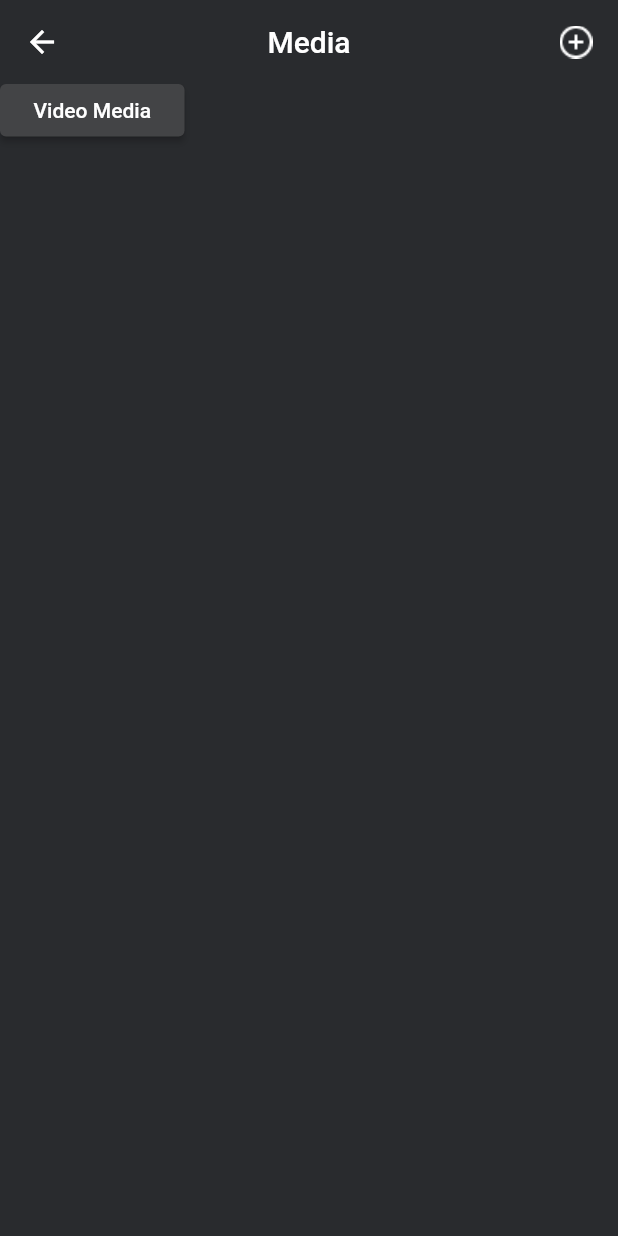
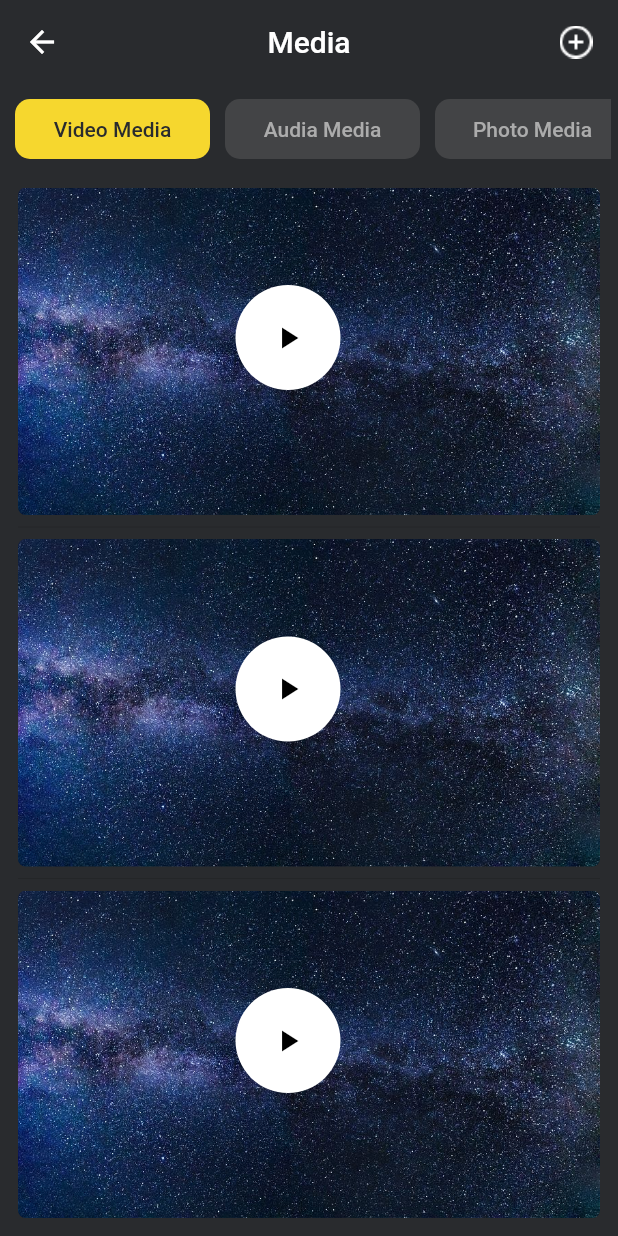
Before and after one commit to ArslanAshraf462/Task1, a Flutter app: the MediaScreen screen opened directly, on a phone screen of 412 x 824 dp. Run offline on Flutter 3.47's test engine with Material 2 defaults, Android fonts, the phone set to English and light mode, and no system bars; our stand-ins replace form_validator.

Commit message:
Changing Ui & completing media screen

```diff
--- a/lib/screens/media_screen.dart
+++ b/lib/screens/media_screen.dart
@@ -1,8 +1,30 @@
 import 'package:flutter/material.dart';
-import 'package:task1/widgets/text_widget.dart';
+import 'package:task1/screens/audio_media.dart';
+import 'package:task1/screens/photo_media.dart';
+import 'package:task1/screens/video_media.dart';
 
-class MediaScreen extends StatelessWidget {
+class MediaScreen extends StatefulWidget {
   const MediaScreen({super.key});
+
+  @override
+  State<MediaScreen> createState() => _MediaScreenState();
+}
+
+class _MediaScreenState extends State<MediaScreen> {
+  List<String> items = [
+    "Video Media",
+    "Audia Media",
+    "Photo Media",
+  ];
+  List<Widget> screens = [
+      VideoMedia(),
+      AudioMedia(),
+      PhotoMedia(),
+     ];
+
+   bool isClicked = false;
+
+    var current = 0;
 
   @override
   Widget build(BuildContext context) {
@@ -18,21 +40,67 @@ class MediaScreen extends StatelessWidget {
           Image.asset('assets/images/pluscircle.png'),
         ],
       ),
-        body: Column(
+        body: Container(
+        width: double.infinity,
+        height: double.infinity,
+        margin: const EdgeInsets.all(5),
+        child: Column(
           children: [
-           Container(
-            width: 123.0,
-            height: 35.0,
-             child: ElevatedButton(
-              onPressed: (){},
-              child: Text('Video Media'),
-              style: ElevatedButton.styleFrom(
-                backgroundColor: Color(0xff434446),
+            SizedBox(
+              width: double.infinity,
+              height: 50,
+              child: ListView.builder(
+                  physics: const BouncingScrollPhysics(),
+                  itemCount: items.length,
+                  scrollDirection: Axis.horizontal,
+                  itemBuilder: (ctx, index) {
+                    return Column(
+                      children: [
+                        GestureDetector(
+                          onTap: () {
+                            setState(() {
+                              current = index;
+                            });
+                          },
+                          child: AnimatedContainer(
+                            duration: const Duration(milliseconds: 300),
+                            margin: const EdgeInsets.all(5),
+                            width: 130,
+                            height: 40,
+                            decoration: BoxDecoration(
+                              color: current==index ? Color(0xffF6D72E) : Color(0xff434446),
+                              borderRadius: BorderRadius.circular(10),
+                            ),
+                            child: Center(
+                              child: Text(
+                                items[index],
+                                style: TextStyle(
+                                    fontWeight: FontWeight.w500,
+                                    color: current == index ? Color(0xff292B2E) : Color(0xffACACAC),),
+                              ),
+                            ),
+                          ),
+                        ),
+                      ],
+                    );
+                  }),
+            ),
+            Expanded(
+              child: Container(
+                margin: const EdgeInsets.only(top: 7.0),
+                width: double.infinity,
+
+                child: Column(
+                  mainAxisAlignment: MainAxisAlignment.center,
+                  children: [
+                    screens[current],
+                  ],
+                ),
               ),
-              ),
-           ),
+            ),
           ],
         ),
+      ),
     );
   }
 }
--- a/lib/screens/video_media.dart
+++ b/lib/screens/video_media.dart
@@ -6,13 +6,15 @@ class VideoMedia extends StatelessWidget {
 
   @override
   Widget build(BuildContext context) {
-    return Container(
-      margin: EdgeInsets.only(left: 16.0,right: 16.0,top: 137.0),
-      child: ListView.builder(
-        itemCount: 10,
-        itemBuilder:  (context, index) {
-        return VideoList();
-      },)
-    );
+    return Expanded(
+            child: Container(
+              margin: const EdgeInsets.only(left: 7.0,right: 7.0,top: 7.0),
+              child: ListView.builder(
+                itemCount: 10,
+                itemBuilder:  (context, index) {
+                return const VideoList();
+              },)
+            ),
+          );
   }
 }
--- a/lib/widgets/register_button.dart
+++ b/lib/widgets/register_button.dart
@@ -2,13 +2,15 @@ import 'package:flutter/material.dart';
 import 'package:task1/widgets/text_widget.dart';
 
 class RegisterButton extends StatelessWidget {
+  final VoidCallback onPressed;
+  RegisterButton({required this.onPressed});
 
   @override
   Widget build(BuildContext context) {
     return Container(
       width: 290.0,
       height: 40.0,
-      child: ElevatedButton(onPressed: (){},
+      child: ElevatedButton(onPressed: onPressed,
       child: TextWidget(
         text: 'Register',
         color: Colors.black,
--- a/lib/widgets/video_list.dart
+++ b/lib/widgets/video_list.dart
@@ -14,7 +14,7 @@ class VideoList extends StatelessWidget {
                 // child: RegistrationScreenImage(image: 'assets/images/video1.jpg', height: 217.0, width: 343.0),
                child: Image.asset('assets/images/video1.jpg')
                 ),
-                Positioned(
+                const Positioned(
                   left: 145.0,
                   top: 65.0,
                   child: CircleAvatar(
--- a/pubspec.yaml
+++ b/pubspec.yaml
@@ -37,6 +37,7 @@ dependencies:
   # Use with the CupertinoIcons class for iOS style icons.
   cupertino_icons: ^1.0.2
   intl: ^0.17.0
+  form_validator: ^1.0.2
 
 dev_dependencies:
   flutter_test:
```
Also changed, not shown: lib/main.dart (+2 -8 lines), lib/screens/audio_media.dart (+6 -3 lines), lib/screens/photo_media.dart (+5 -3 lines), lib/screens/registration_screen.dart (+13 -34 lines), lib/widgets/all_text_fields.dart (added, +71 -0 lines), lib/widgets/audio_list.dart (+5 -8 lines), lib/widgets/login_text.dart (added, +27 -0 lines), lib/widgets/password_textfield_widget.dart (+21 -20 lines), lib/widgets/photo_grid.dart (+1 -6 lines), lib/widgets/textformfield_widget.dart (+12 -5 lines), pubspec.lock.
